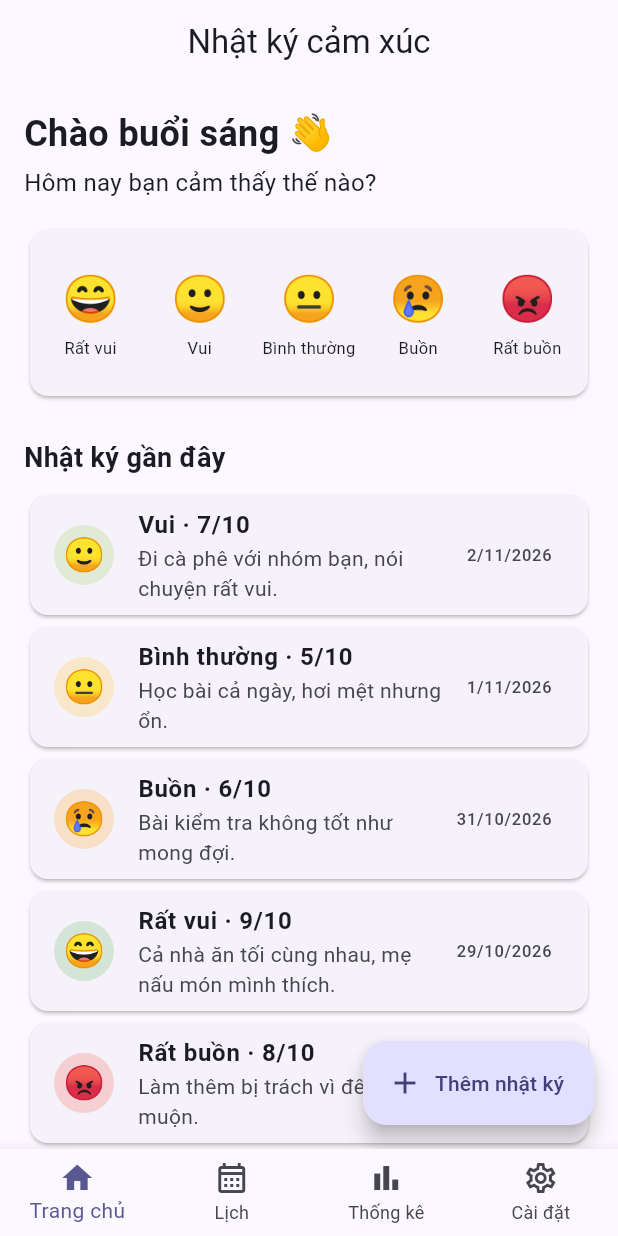
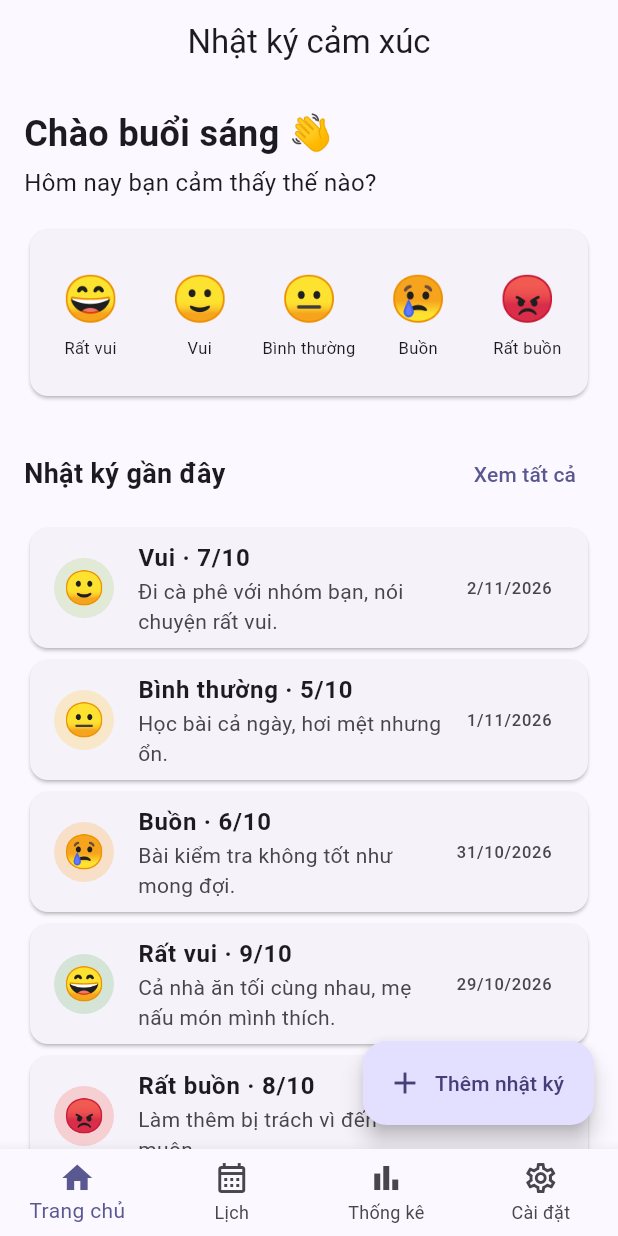
Before and after one commit to Hieuu066/2026_2027_1_1_LTTBDD_N02_Nhom_05, a Flutter app: the screen it shows after launch, on a phone screen of 412 x 824 dp. Run offline on Flutter 3.47's test engine with Material 3 defaults, Android fonts, the phone set to English and light mode, and no system bars; our stand-ins replace table_calendar.

Commit message:
feat: tạo màn danh sách tất cả nhật ký, mở từ nút Xem tất cả ở trang chủ

```diff
--- a/lib/screens/home/home_screen.dart
+++ b/lib/screens/home/home_screen.dart
@@ -9,6 +9,7 @@ import '../../widgets/mood_entry_tile.dart';
 import '../../widgets/mood_picker.dart';
 import '../entry/entry_detail_screen.dart';
 import '../entry/entry_form_screen.dart';
+import '../list/entry_list_screen.dart';
 
 // Màn Trang chủ: lời chào, chọn cảm xúc nhanh, nhật ký gần đây
 class HomeScreen extends StatelessWidget {
@@ -41,6 +42,14 @@ class HomeScreen extends StatelessWidget {
       MaterialPageRoute(
         builder: (context) => EntryFormScreen(initialMood: mood),
       ),
+    );
+  }
+
+  // Mở màn Danh sách tất cả nhật ký
+  void _openList(BuildContext context) {
+    Navigator.push(
+      context,
+      MaterialPageRoute(builder: (context) => const EntryListScreen()),
     );
   }
 
@@ -94,10 +103,23 @@ class HomeScreen extends StatelessWidget {
           ),
           const SizedBox(height: 24),
 
-          // Tiêu đề phần nhật ký gần đây
-          Text(
-            t.homeRecentTitle,
-            style: const TextStyle(fontSize: 18, fontWeight: FontWeight.bold),
+          // Tiêu đề phần nhật ký gần đây và nút Xem tất cả
+          Row(
+            children: [
+              Expanded(
+                child: Text(
+                  t.homeRecentTitle,
+                  style: const TextStyle(
+                    fontSize: 18,
+                    fontWeight: FontWeight.bold,
+                  ),
+                ),
+              ),
+              TextButton(
+                onPressed: () => _openList(context),
+                child: Text(t.homeSeeAll),
+              ),
+            ],
           ),
           const SizedBox(height: 8),
 
```
Also changed, not shown: lib/screens/list/entry_list_screen.dart (added, +54 -0 lines).
